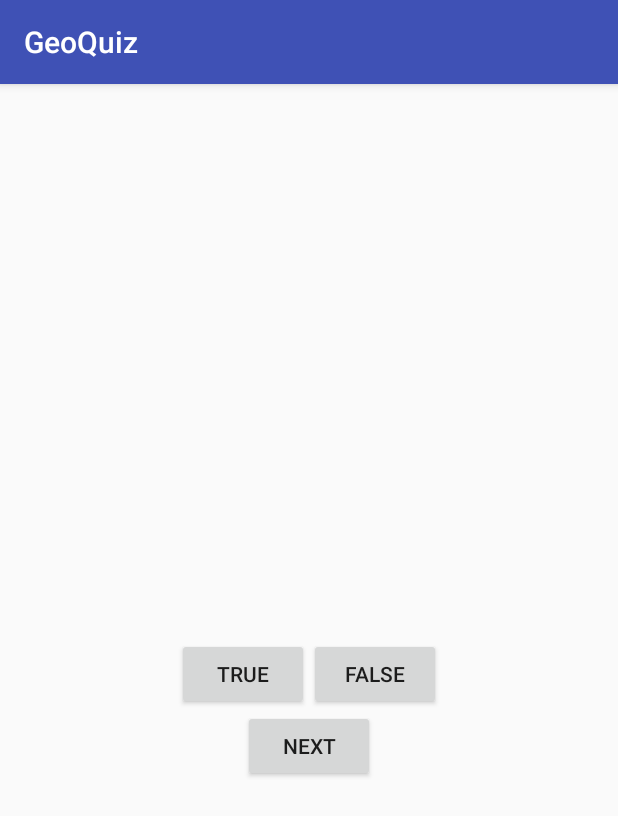
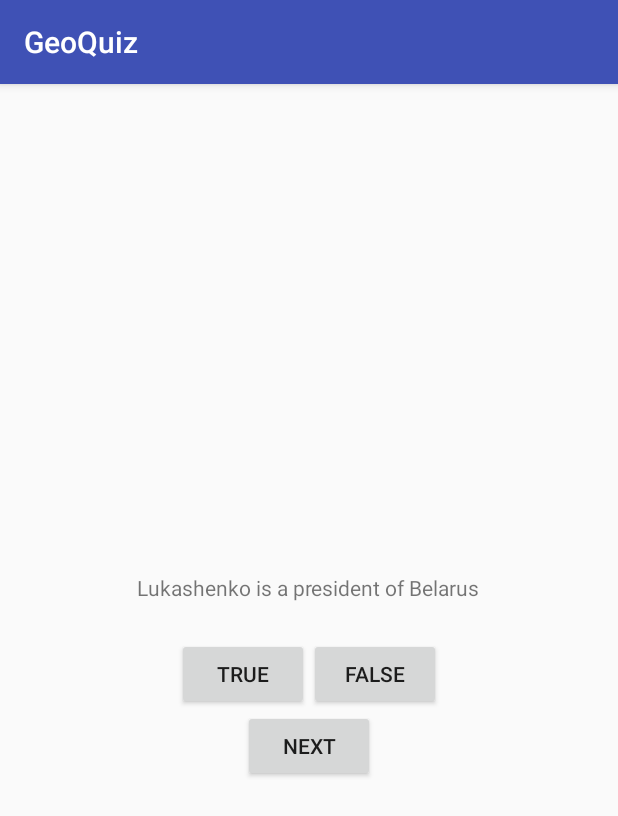
Before and after one commit to derzolew/GeoQuiz, an Android app: the screen it shows after launch (MainActivity), after a tap on "FALSE", on a phone screen of 412 x 824 dp. Shown: the top 816 px of the screen. Run offline under Robolectric (Android 15) with nearby library versions, the phone set to English and light mode, and no system bars; 1 other tap on this screen came first.

```diff
--- a/GeoQuiz/app/src/main/java/com/memories/maxvi/geoquiz/MainActivity.java
+++ b/GeoQuiz/app/src/main/java/com/memories/maxvi/geoquiz/MainActivity.java
@@ -4,24 +4,57 @@ import android.support.v7.app.AppCompatActivity;
 import android.os.Bundle;
 import android.view.View;
 import android.widget.Button;
+import android.widget.TextView;
 import android.widget.Toast;
 
 public class MainActivity extends AppCompatActivity {
 
     private Button mTrueButton;
     private Button mFalseButton;
+    private Button mNextButton;
+    private TextView mQuestionTextView;
+
+    private Question[] mQuestionBank = new Question[]{
+            new Question(R.string.question_amazon, true),
+            new Question(R.string.question_baikal, true),
+            new Question(R.string.question_batya, true),
+            new Question(R.string.question_london, true),
+            new Question(R.string.question_ocean, false),
+            new Question(R.string.question_minsk, true),
+            new Question(R.string.question_obama, false),
+    };
+
+    private int mCurrentIndex = 0;
+
+    private void updateQuestion(){
+        mQuestionTextView.setText(mQuestionBank[mCurrentIndex].getTextResId());
+    }
+
+    private void checkAnswer(boolean userAnswer){
+        if (userAnswer == mQuestionBank[mCurrentIndex].isAnswerTrue()){
+            Toast.makeText(MainActivity.this, R.string.correct_toast, Toast.LENGTH_SHORT).show();
+        }
+        else {
+            Toast.makeText(MainActivity.this, R.string.incorrect_toast, Toast.LENGTH_SHORT).show();
+        }
+        mCurrentIndex = (mCurrentIndex + 1) % mQuestionBank.length;
+        updateQuestion();
+    }
 
     @Override
     protected void onCreate(Bundle savedInstanceState) {
         super.onCreate(savedInstanceState);
         setContentView(R.layout.activity_main);
 
+        mQuestionTextView = (TextView) findViewById(R.id.question_text_view);
+        updateQuestion();
+
         mTrueButton = (Button) findViewById(R.id.btn_true);
 
         mTrueButton.setOnClickListener(new View.OnClickListener(){
             @Override
             public void onClick(View v){
-                Toast.makeText(MainActivity.this, R.string.correct_toast, Toast.LENGTH_SHORT).show();
+                checkAnswer(true);
             }
         });
 
@@ -31,7 +64,17 @@ public class MainActivity extends AppCompatActivity {
         mFalseButton.setOnClickListener(new View.OnClickListener() {
             @Override
             public void onClick(View v) {
-                Toast.makeText(MainActivity.this, R.string.incorrect_toast, Toast.LENGTH_SHORT).show();
+                checkAnswer(false);
+            }
+        });
+
+        mNextButton = (Button) findViewById(R.id.btn_next);
+
+        mNextButton.setOnClickListener(new View.OnClickListener() {
+            @Override
+            public void onClick(View v) {
+                mCurrentIndex = (mCurrentIndex + 1) % mQuestionBank.length;
+                updateQuestion();
             }
         });
     }
--- a/GeoQuiz/app/src/main/res/values/strings.xml
+++ b/GeoQuiz/app/src/main/res/values/strings.xml
@@ -1,9 +1,15 @@
 <resources>
     <string name="app_name">GeoQuiz</string>
-    <string name="question_text">London is a capital of Great Britain</string>
     <string name="btn_true">True</string>
     <string name="btn_false">False</string>
     <string name="correct_toast">Correct!</string>
     <string name="incorrect_toast">Incorrect!</string>
     <string name="btn_next">Next</string>
+    <string name="question_london">London is a capital of Great Britain</string>
+    <string name="question_minsk">Minsk is a capital of Belarus</string>
+    <string name="question_baikal">Baikal is a biggest lake</string>
+    <string name="question_amazon">Amazon river is a largest river</string>
+    <string name="question_batya">Lukashenko is a president of Belarus</string>
+    <string name="question_obama">Obama loves Putin</string>
+    <string name="question_ocean">There are 3 oceans in the world</string>
 </resources>
```
